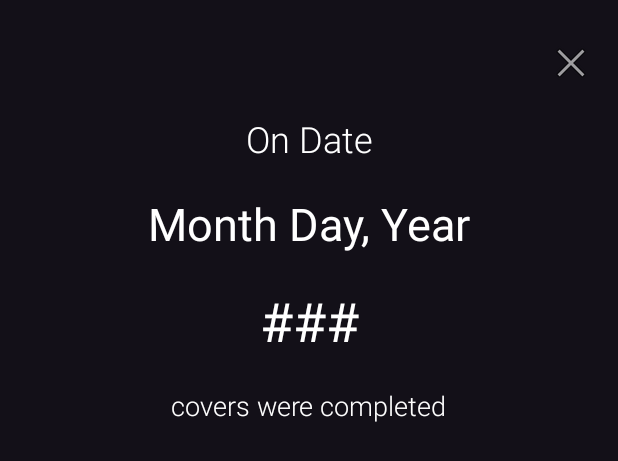
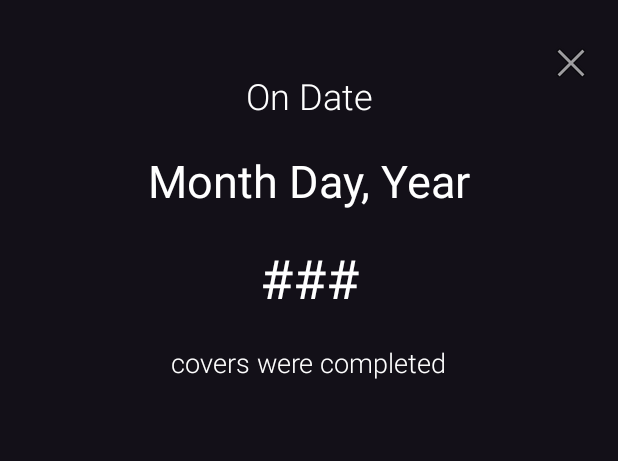
Before and after one commit to WSU-4110/SimpleRes, an Android app: the layout activity_past_date_popup.xml on its own in the app's theme, with its tools: preview values and no code run, on a phone screen of 412 x 824 dp. Shown: the top 461 px of the screen. Run offline under Robolectric (Android 15) with nearby library versions, the phone set to English and light mode, and no system bars.

```diff
--- a/app/src/main/res/layout/activity_future_date_popup.xml
+++ b/app/src/main/res/layout/activity_future_date_popup.xml
@@ -23,7 +23,7 @@
         android:id="@+id/on_date"
         android:layout_width="wrap_content"
         android:layout_height="wrap_content"
-        android:layout_marginTop="48dp"
+        android:layout_marginTop="16dp"
         android:fontFamily="sans-serif-light"
         android:text="@string/on_date"
         android:textColor="@color/color1"
@@ -33,7 +33,7 @@
         app:layout_constraintTop_toTopOf="parent" />
 
     <TextView
-        android:id="@+id/displayDate"
+        android:id="@+id/displayFutureDate"
         android:layout_width="wrap_content"
         android:layout_height="wrap_content"
         android:layout_marginTop="13dp"
@@ -55,7 +55,7 @@
         android:textSize="24sp"
         app:layout_constraintEnd_toEndOf="parent"
         app:layout_constraintStart_toStartOf="parent"
-        app:layout_constraintTop_toBottomOf="@+id/displayDate" />
+        app:layout_constraintTop_toBottomOf="@+id/displayFutureDate" />
 
     <androidx.constraintlayout.widget.ConstraintLayout
         android:id="@+id/reservationList"
--- a/app/src/main/res/layout/activity_past_date_popup.xml
+++ b/app/src/main/res/layout/activity_past_date_popup.xml
@@ -11,7 +11,7 @@
         android:id="@+id/onDateMessage"
         android:layout_width="wrap_content"
         android:layout_height="wrap_content"
-        android:layout_marginTop="76dp"
+        android:layout_marginTop="47dp"
         android:fontFamily="sans-serif-light"
         android:text="@string/on_date"
         android:textColor="@color/color1"
@@ -33,7 +33,7 @@
         app:srcCompat="@android:drawable/ic_menu_close_clear_cancel" />
 
     <TextView
-        android:id="@+id/displayDate"
+        android:id="@+id/displayPastDate"
         android:layout_width="wrap_content"
         android:layout_height="wrap_content"
         android:layout_marginTop="20dp"
@@ -54,7 +54,7 @@
         android:textSize="36sp"
         app:layout_constraintEnd_toEndOf="parent"
         app:layout_constraintStart_toStartOf="parent"
-        app:layout_constraintTop_toBottomOf="@+id/displayDate" />
+        app:layout_constraintTop_toBottomOf="@+id/displayPastDate" />
 
     <TextView
         android:id="@+id/textView5"
```
Also changed, not shown: app/src/main/java/com/example/simpleres/FutureDatePopup.java (+6 -11 lines), app/src/main/java/com/example/simpleres/PastDatePopup.java (+4 -4 lines).
